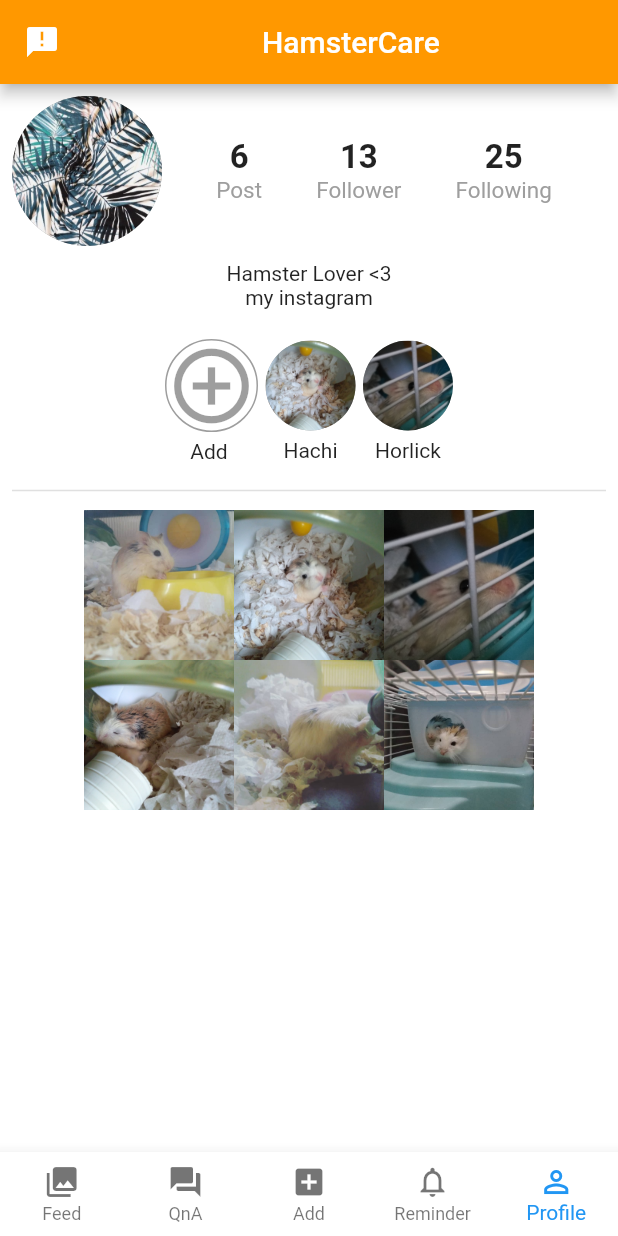
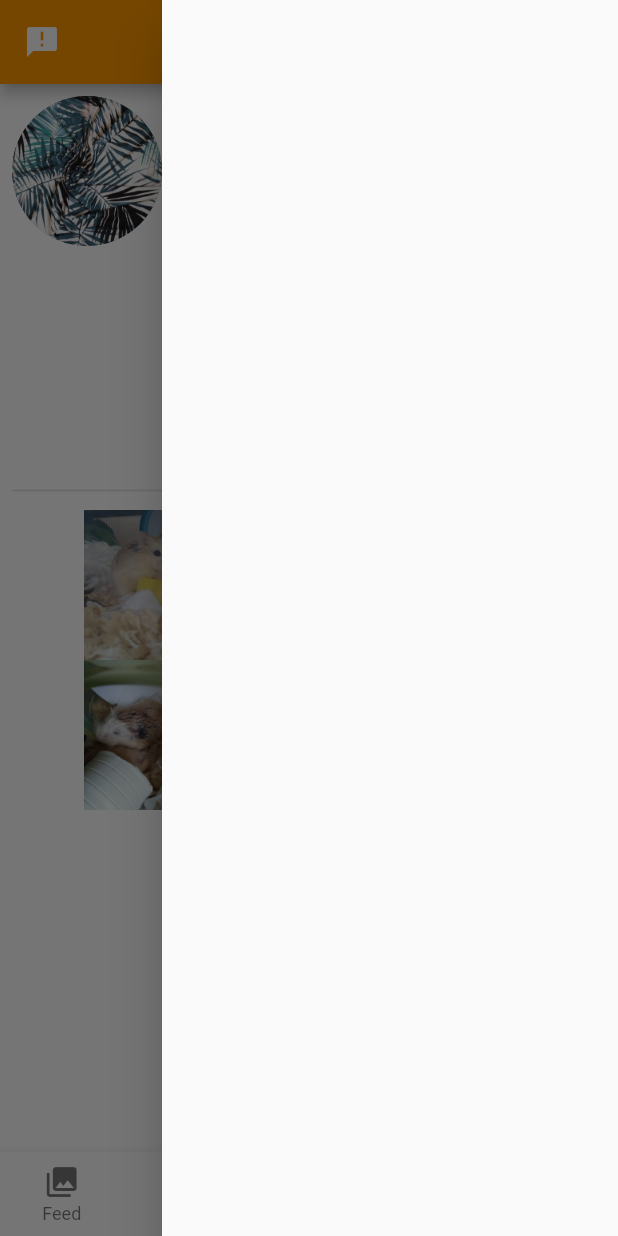
Before and after one commit to hanismdmahir/hamstercare_frontend, a Flutter app: the TestProfilePage screen opened directly, with the side drawer open (before the commit the screen has no drawer), on a phone screen of 412 x 824 dp. Run offline on Flutter 3.47's test engine with Material 2 defaults, Android fonts, the phone set to English and light mode, and no system bars.

```diff
--- a/lib/userProfile/userProfile.dart
+++ b/lib/userProfile/userProfile.dart
@@ -15,7 +15,14 @@ class _ProfilePageState extends State<TestProfilePage> {
       appBar: buildAppBar(),
       body: buildListView(),
       bottomNavigationBar: buildBottomNavigationBar(),
+      endDrawer: buildEndDrawer(),
     );
+  }
+
+   Drawer buildEndDrawer() {
+    return Drawer(
+        //setting tiqah
+        );
   }
 
   AppBar buildAppBar() {
```
